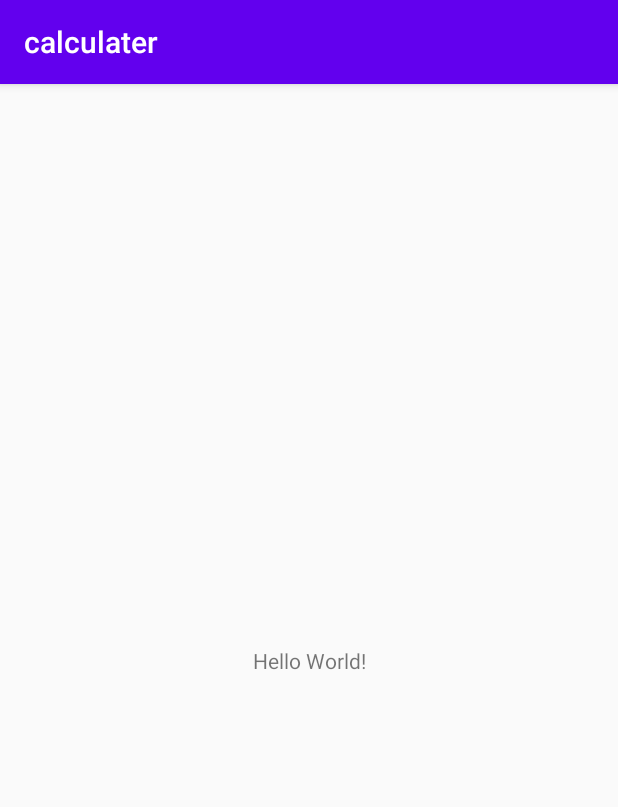
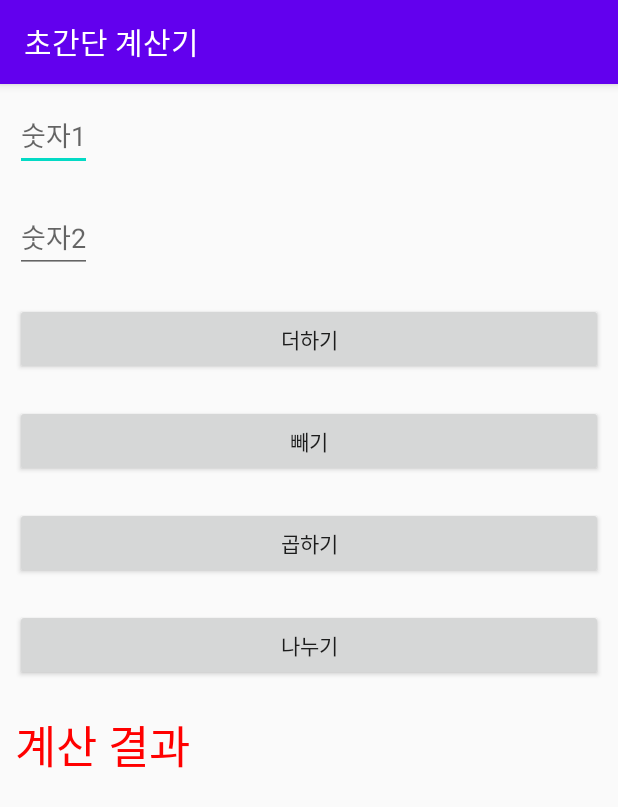
Before and after one commit to DongGeon0908/Android_Study, an Android app: the screen it shows after launch (MainActivity), on a phone screen of 412 x 824 dp. Shown: the top 807 px of the screen. Run offline under Robolectric (Android 15) with nearby library versions, the light colour scheme and no system bars.

Commit message:
간단한 계산기

```diff
--- a/calculater/app/src/main/java/kr/ac/hs/calculater/MainActivity.java
+++ b/calculater/app/src/main/java/kr/ac/hs/calculater/MainActivity.java
@@ -3,12 +3,91 @@ package kr.ac.hs.calculater;
 import androidx.appcompat.app.AppCompatActivity;
 
 import android.os.Bundle;
+import android.view.MotionEvent;
+import android.view.View;
+import android.widget.Button;
+import android.widget.EditText;
+import android.widget.TextView;
 
 public class MainActivity extends AppCompatActivity {
+
+    EditText edit1, edit2;
+    Button btnAdd, btnSub, btnMul, btnDiv;
+    TextView textResult;
+
+    String num1, num2;
+    Integer result;
 
     @Override
     protected void onCreate(Bundle savedInstanceState) {
         super.onCreate(savedInstanceState);
         setContentView(R.layout.activity_main);
+        setTitle("초간단 계산기");
+
+    edit1 = findViewById(R.id.Edit1);
+    edit2 = findViewById(R.id.Edit2);
+
+    btnAdd = findViewById(R.id.BtnAdd);
+    btnSub = findViewById(R.id.BtnSub);
+    btnMul = findViewById(R.id.BtnMul);
+    btnDiv = findViewById(R.id.BtnDiv);
+
+    textResult = findViewById(R.id.TextResult);
+
+    btnAdd.setOnTouchListener(new View.OnTouchListener() {
+        @Override
+        public boolean onTouch(View v, MotionEvent event) {
+            num1 = edit1.getText().toString();
+            num2 = edit2.getText().toString();
+            result = Integer.parseInt(num1) + Integer.parseInt(num2);
+            textResult.setText("계산 결과 : " + result.toString());
+
+            return false;
+        }
+    });
+
+        btnSub.setOnTouchListener(new View.OnTouchListener() {
+            @Override
+            public boolean onTouch(View v, MotionEvent event) {
+                num1 = edit1.getText().toString();
+                num2 = edit2.getText().toString();
+                result = Integer.parseInt(num1) - Integer.parseInt(num2);
+                textResult.setText("계산 결과 : " + result.toString());
+
+                return false;
+            }
+        });
+
+
+        btnMul.setOnTouchListener(new View.OnTouchListener() {
+            @Override
+            public boolean onTouch(View v, MotionEvent event) {
+                num1 = edit1.getText().toString();
+                num2 = edit2.getText().toString();
+                result = Integer.parseInt(num1) * Integer.parseInt(num2);
+                textResult.setText("계산 결과 : " + result.toString());
+
+                return false;
+            }
+        });
+
+
+
+
+        btnDiv.setOnClickListener(new View.OnClickListener() {
+            @Override
+            public void onClick(View v) {
+                num1 = edit1.getText().toString();
+                num2 = edit2.getText().toString();
+                result = Integer.parseInt(num1) / Integer.parseInt(num2);
+                textResult.setText("계산 결과 : " + result.toString());
+            }
+        });
+
+
+
+
+
+
     }
 }
--- a/calculater/app/src/main/res/layout/activity_main.xml
+++ b/calculater/app/src/main/res/layout/activity_main.xml
@@ -1,18 +1,63 @@
 <?xml version="1.0" encoding="utf-8"?>
-<androidx.constraintlayout.widget.ConstraintLayout xmlns:android="http://schemas.android.com/apk/res/android"
+<LinearLayout xmlns:android="http://schemas.android.com/apk/res/android"
     xmlns:app="http://schemas.android.com/apk/res-auto"
     xmlns:tools="http://schemas.android.com/tools"
     android:layout_width="match_parent"
-    android:layout_height="match_parent"
-    tools:context=".MainActivity">
+    android:orientation="vertical"
+    android:layout_height="match_parent">
 
-    <TextView
+    <EditText
+        android:hint="@string/hint1"
+        android:id="@+id/Edit1"
         android:layout_width="wrap_content"
         android:layout_height="wrap_content"
-        android:text="Hello World!"
-        app:layout_constraintBottom_toBottomOf="parent"
-        app:layout_constraintLeft_toLeftOf="parent"
-        app:layout_constraintRight_toRightOf="parent"
-        app:layout_constraintTop_toTopOf="parent" />
+        android:layout_margin="10dp"
+        />
+    <EditText
+        android:hint="@string/hint2"
+        android:id="@+id/Edit2"
+        android:layout_width="wrap_content"
+        android:layout_height="wrap_content"
+        android:layout_margin="10dp"
+        />
 
-</androidx.constraintlayout.widget.ConstraintLayout>
+    <Button
+        android:text="@string/addition"
+        android:id="@+id/BtnAdd"
+        android:layout_width="match_parent"
+        android:layout_height="wrap_content"
+        android:layout_margin="10dp"
+        />
+    <Button
+        android:text="@string/substraction"
+        android:id="@+id/BtnSub"
+        android:layout_width="match_parent"
+        android:layout_height="wrap_content"
+        android:layout_margin="10dp"
+        />
+    <Button
+        android:text="@string/multiplication"
+        android:id="@+id/BtnMul"
+        android:layout_width="match_parent"
+        android:layout_height="wrap_content"
+        android:layout_margin="10dp"
+        />
+    <Button
+        android:text="@string/division"
+        android:id="@+id/BtnDiv"
+        android:layout_width="match_parent"
+        android:layout_height="wrap_content"
+        android:layout_margin="10dp"
+        />
+    <TextView
+        android:text="@string/result"
+        android:id="@+id/TextResult"
+        android:textColor="#FF0000"
+        android:textSize="30dp"
+        android:layout_width="wrap_content"
+        android:layout_height="wrap_content"
+        android:layout_margin="10dp"
+        />
+
+
+</LinearLayout>
--- a/calculater/app/src/main/res/values/strings.xml
+++ b/calculater/app/src/main/res/values/strings.xml
@@ -1,3 +1,10 @@
 <resources>
     <string name="app_name">calculater</string>
+    <string name="hint1">숫자1</string>
+    <string name="hint2">숫자2</string>
+    <string name="addition">더하기</string>
+    <string name="substraction">빼기</string>
+    <string name="multiplication">곱하기</string>
+    <string name="division">나누기</string>
+    <string name="result">계산 결과</string>
 </resources>
```
Also changed, not shown: 2 other files.
